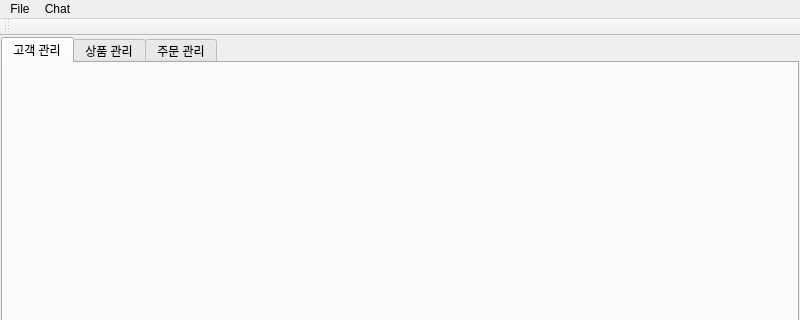
This is CustomerProduct2Project/mainwindow.ui in SaintMonguss/Qt as Qt 5 draws it before an edit; both pictures show x 0 to 800 and y 0 to 320 of the 800 by 600 pixel window. The edited form follows.
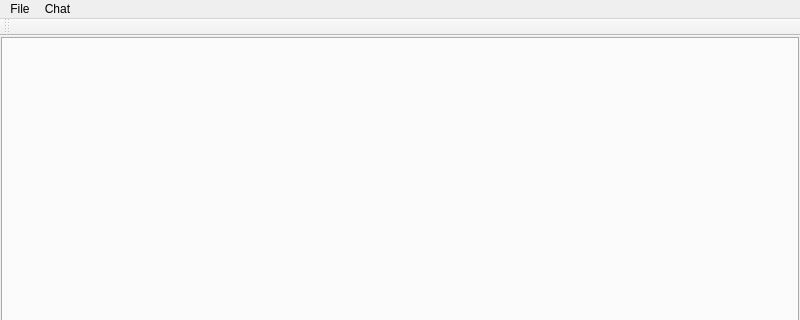
This is the edited form.

Commit message: 진짜 UI 배치 정리...

Patch:
```diff
--- a/CustomerProduct2Project/mainwindow.ui
+++ b/CustomerProduct2Project/mainwindow.ui
@@ -41,24 +41,6 @@
       <property name="currentIndex">
        <number>0</number>
       </property>
-      <widget class="QWidget" name="clientTab">
-       <attribute name="title">
-        <string>고객 관리</string>
-       </attribute>
-       <layout class="QHBoxLayout" name="horizontalLayout_3"/>
-      </widget>
-      <widget class="QWidget" name="productTab">
-       <attribute name="title">
-        <string>상품 관리</string>
-       </attribute>
-       <layout class="QHBoxLayout" name="horizontalLayout_11"/>
-      </widget>
-      <widget class="QWidget" name="orderTab">
-       <attribute name="title">
-        <string>주문 관리</string>
-       </attribute>
-       <layout class="QHBoxLayout" name="horizontalLayout_26"/>
-      </widget>
      </widget>
     </item>
    </layout>
```
Left out of the diff: 2 changed lines with no effect on the pictures. The commit also changes 6 other files.
